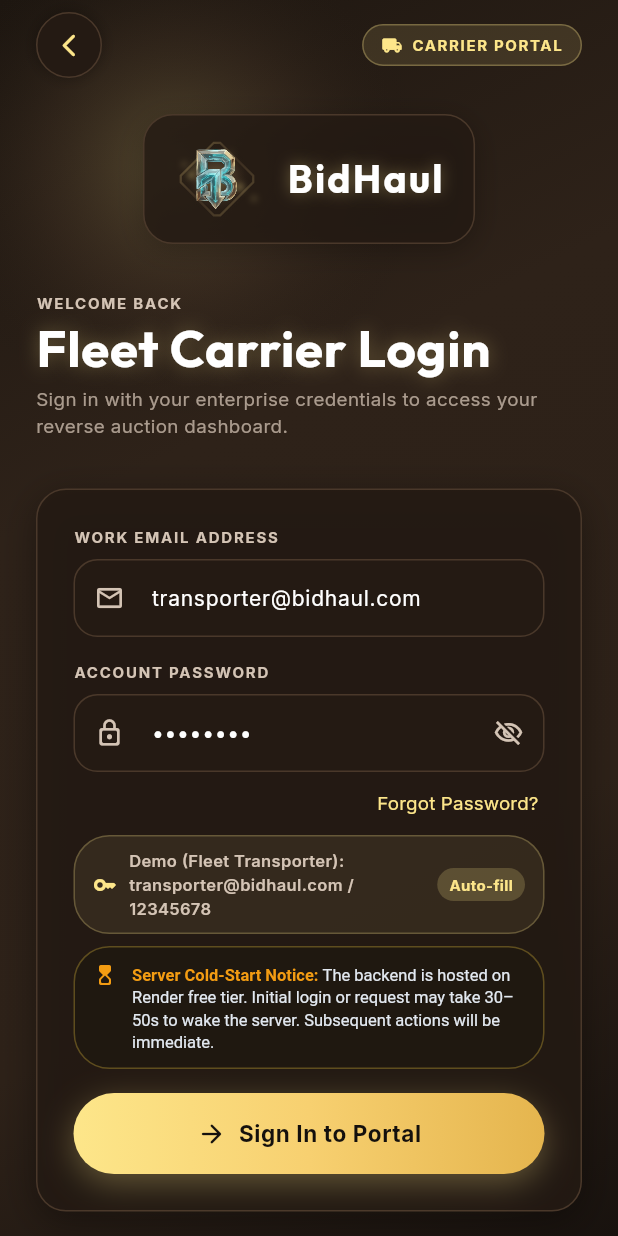
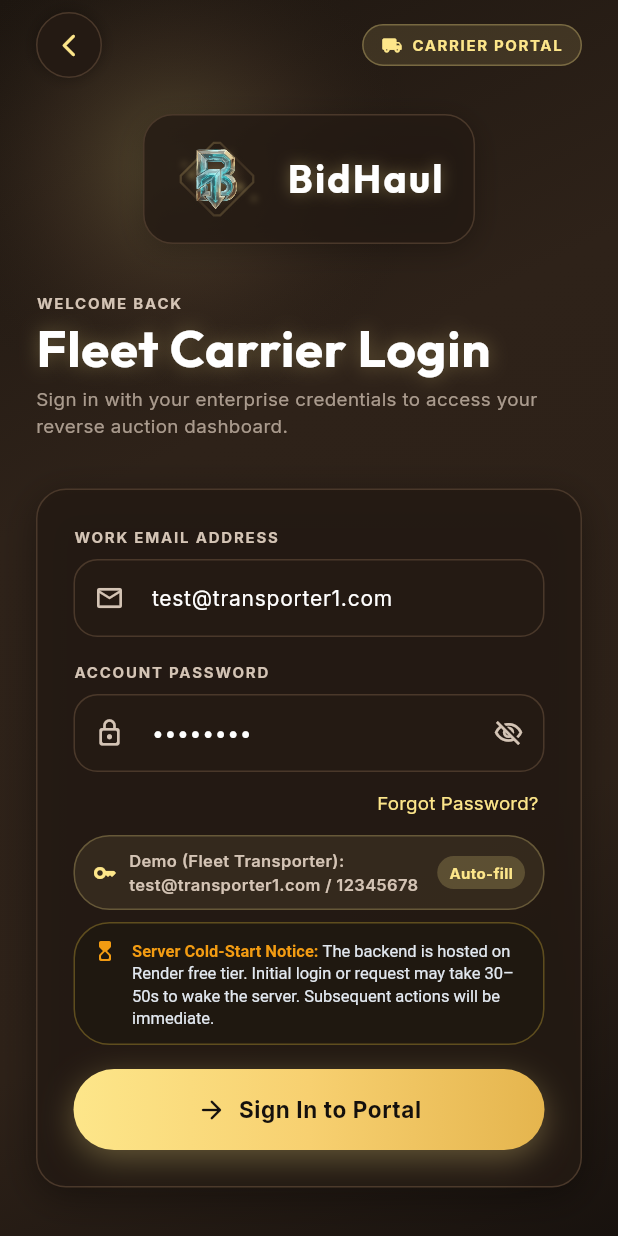
Before and after one commit to anshumaan2503/bidHaul, a Flutter app: the LoginScreen screen opened directly with empty values, after a tap on "Auto-fill", on a phone screen of 412 x 824 dp. Run offline on Flutter 3.47's test engine with Material 3 defaults, Android fonts, the phone set to English and light mode, and no system bars; our stand-ins replace dio, flutter_local_notifications, flutter_svg, google_fonts, shared_preferences; missing offline and left inert: razorpay_flutter; accounts and stored records are empty; network calls fail.

Commit message:
fix: Update Transporter demo email to test@transporter1.com across widget, README and submission report

```diff
--- a/frontend/lib/widgets/demo_credentials_disclaimer.dart
+++ b/frontend/lib/widgets/demo_credentials_disclaimer.dart
@@ -28,7 +28,7 @@ class DemoCredentialsDisclaimer extends StatelessWidget {
       roleLabel = 'Super Admin';
       demoPassword = 'password123';
     } else if (!isCompany) {
-      demoEmail = 'transporter@bidhaul.com';
+      demoEmail = 'test@transporter1.com';
       roleLabel = 'Fleet Transporter';
       demoPassword = '12345678';
     }
```
Also changed, not shown: 2 other files.
